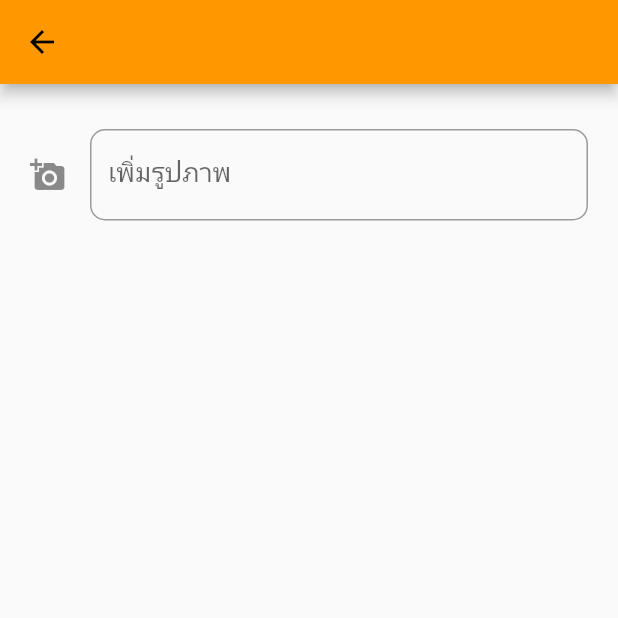
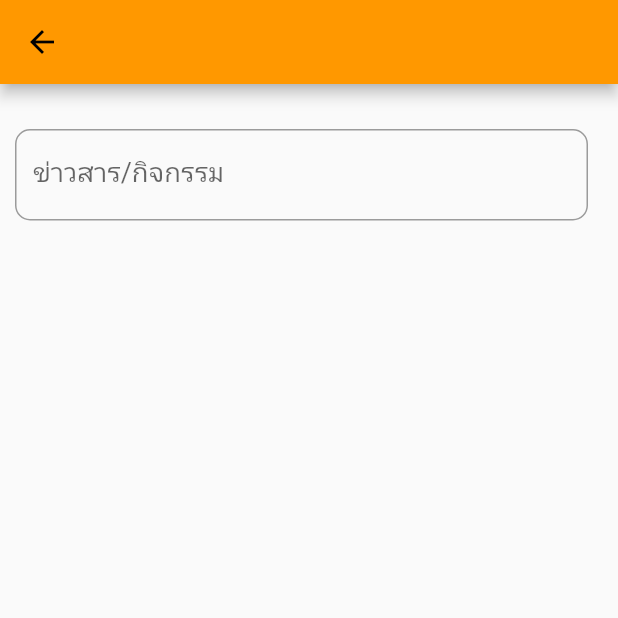
Before and after one commit to AChalee/Project_kmutt_news, a Flutter app: the AddData screen opened directly, on a phone screen of 412 x 824 dp, the top half of it. Run offline on Flutter 3.47's test engine with Material 2 defaults, Android fonts, the phone set to English and light mode, and no system bars.

Commit message:
edit AddData Page

```diff
--- a/lib/subpage/addData.dart
+++ b/lib/subpage/addData.dart
@@ -13,18 +13,17 @@ class _AddDataState extends State<AddData> {
         title: new Text(''),
       ),
       body: Padding(
-        padding: EdgeInsets.fromLTRB(20, 30, 20, 0.0),
+        padding: EdgeInsets.fromLTRB(10, 30, 20, 0.0),
         child: Column(
           children: <Widget>[
             TextField(
               keyboardType: TextInputType.text,
               style: TextStyle(fontSize: 18),
               decoration: InputDecoration(
-                  labelText: 'เพิ่มรูปภาพ',
-                  icon: Icon(Icons.add_a_photo),
+                  labelText: 'ข่าวสาร/กิจกรรม',
                   border: OutlineInputBorder(
                       borderRadius: BorderRadius.circular(10))),
-            ),
+            )
           ],
         ),
       ),
```
Also changed, not shown: 4 other files.
